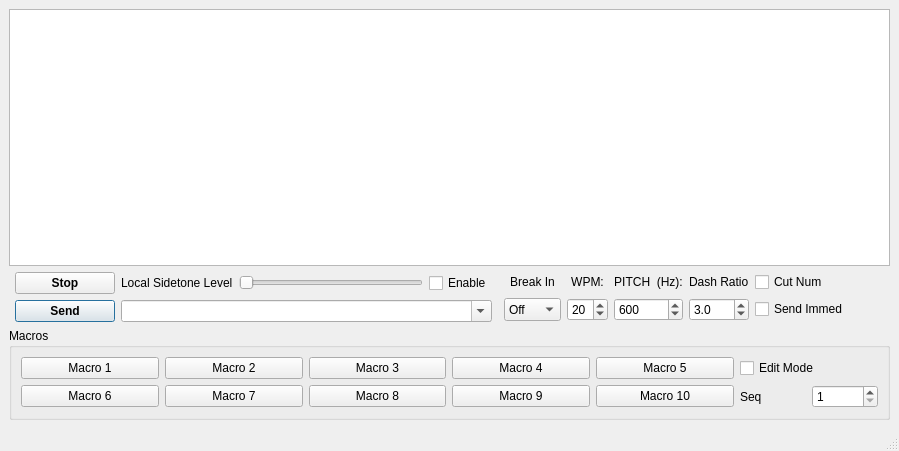
The window that cwsender.ui (adecarolis/wfweb) describes before a commit, drawn with Qt 5.
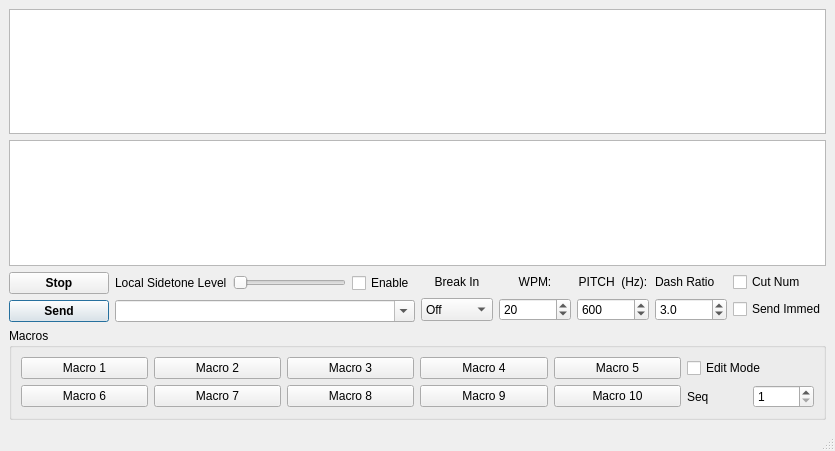
The same window after the commit.

Commit message: Add TS-890 LAN mode (no audio yet)

```diff
--- a/cwsender.ui
+++ b/cwsender.ui
@@ -18,150 +18,19 @@
   </property>
   <widget class="QWidget" name="centralwidget">
    <layout class="QGridLayout" name="gridLayout">
-    <item row="4" column="0" colspan="12">
-     <widget class="QGroupBox" name="groupBox">
-      <property name="title">
-       <string>Macros</string>
-      </property>
-      <layout class="QGridLayout" name="gridLayout_2">
-       <item row="0" column="4">
-        <widget class="QPushButton" name="macro5btn">
-         <property name="toolTip">
-          <string>Macro Access Button</string>
-         </property>
-         <property name="text">
-          <string>Macro 5</string>
-         </property>
-        </widget>
-       </item>
-       <item row="0" column="1">
-        <widget class="QPushButton" name="macro2btn">
-         <property name="toolTip">
-          <string>Macro Access Button</string>
-         </property>
-         <property name="text">
-          <string>Macro 2</string>
-         </property>
-        </widget>
-       </item>
-       <item row="0" column="3">
-        <widget class="QPushButton" name="macro4btn">
-         <property name="toolTip">
-          <string>Macro Access Button</string>
-         </property>
-         <property name="text">
-          <string>Macro 4</string>
-         </property>
-        </widget>
-       </item>
-       <item row="0" column="5">
-        <widget class="QCheckBox" name="macroEditChk">
-         <property name="toolTip">
-          <string>Check this box to enter edit mode, where you can then press the macro buttons to edit the macros.</string>
-         </property>
-         <property name="text">
-          <string>Edit Mode</string>
-         </property>
-        </widget>
-       </item>
        <item row="1" column="1">
-        <widget class="QPushButton" name="macro7btn">
-         <property name="toolTip">
-          <string>Macro Access Button</string>
-         </property>
-         <property name="text">
-          <string>Macro 7</string>
-         </property>
-        </widget>
-       </item>
-       <item row="0" column="2">
-        <widget class="QPushButton" name="macro3btn">
-         <property name="toolTip">
-          <string>Macro Access Button</string>
-         </property>
-         <property name="text">
-          <string>Macro 3</string>
-         </property>
-        </widget>
-       </item>
-       <item row="1" column="0">
-        <widget class="QPushButton" name="macro6btn">
-         <property name="toolTip">
-          <string>Macro Access Button</string>
-         </property>
-         <property name="text">
-          <string>Macro 6</string>
-         </property>
-        </widget>
-       </item>
-       <item row="1" column="4">
-        <widget class="QPushButton" name="macro10btn">
-         <property name="toolTip">
-          <string>Macro Access Button</string>
-         </property>
-         <property name="text">
-          <string>Macro 10</string>
-         </property>
-        </widget>
-       </item>
-       <item row="1" column="3">
-        <widget class="QPushButton" name="macro9btn">
-         <property name="toolTip">
-          <string>Macro Access Button</string>
-         </property>
-         <property name="text">
-          <string>Macro 9</string>
-         </property>
-        </widget>
-       </item>
-       <item row="1" column="2">
-        <widget class="QPushButton" name="macro8btn">
-         <property name="toolTip">
-          <string>Macro Access Button</string>
-         </property>
-         <property name="text">
-          <string>Macro 8</string>
-         </property>
-        </widget>
-       </item>
-       <item row="0" column="0">
-        <widget class="QPushButton" name="macro1btn">
-         <property name="toolTip">
-          <string>Macro Access Button</string>
-         </property>
-         <property name="text">
-          <string>Macro 1</string>
-         </property>
-        </widget>
-       </item>
-       <item row="1" column="5">
-        <layout class="QHBoxLayout" name="horizontalLayout">
+     <layout class="QVBoxLayout" name="verticalLayout_7">
          <item>
-          <widget class="QLabel" name="label_3">
-           <property name="text">
-            <string>Seq</string>
-           </property>
-          </widget>
-         </item>
-         <item>
-          <widget class="QSpinBox" name="sequenceSpin">
-           <property name="toolTip">
-            <string>&lt;html&gt;&lt;head/&gt;&lt;body&gt;&lt;p&gt;Sequence number, for contests. &lt;/p&gt;&lt;p&gt;Substitute &amp;quot;%1&amp;quot; in your macro text to use it. &lt;/p&gt;&lt;/body&gt;&lt;/html&gt;</string>
-           </property>
-           <property name="minimum">
-            <number>1</number>
-           </property>
-           <property name="maximum">
-            <number>99999</number>
-           </property>
-          </widget>
-         </item>
-        </layout>
-       </item>
-      </layout>
-     </widget>
-    </item>
-    <item row="0" column="0" colspan="12">
+       <widget class="QPlainTextEdit" name="receiveText">
+        <property name="undoRedoEnabled">
+         <bool>false</bool>
+        </property>
+        <property name="readOnly">
+         <bool>true</bool>
+        </property>
+       </widget>
+      </item>
+      <item>
      <widget class="QPlainTextEdit" name="transcriptText">
       <property name="focusPolicy">
        <enum>Qt::FocusPolicy::NoFocus</enum>
@@ -177,7 +46,9 @@
       </property>
      </widget>
     </item>
-    <item row="1" column="1">
+      <item>
+       <layout class="QHBoxLayout" name="horizontalLayout_7">
+        <item>
      <layout class="QVBoxLayout" name="verticalLayout">
       <property name="leftMargin">
        <number>0</number>
@@ -310,7 +181,7 @@
       </item>
      </layout>
     </item>
-    <item row="1" column="3" colspan="2">
+        <item>
      <layout class="QGridLayout" name="gridLayout_3">
       <property name="sizeConstraint">
        <enum>QLayout::SizeConstraint::SetMinimumSize</enum>
@@ -464,6 +335,153 @@
        </widget>
       </item>
      </layout>
+        </item>
+       </layout>
+      </item>
+     </layout>
+    </item>
+    <item row="3" column="1">
+     <widget class="QGroupBox" name="groupBox">
+      <property name="title">
+       <string>Macros</string>
+      </property>
+      <layout class="QGridLayout" name="gridLayout_2">
+       <item row="0" column="4">
+        <widget class="QPushButton" name="macro5btn">
+         <property name="toolTip">
+          <string>Macro Access Button</string>
+         </property>
+         <property name="text">
+          <string>Macro 5</string>
+         </property>
+        </widget>
+       </item>
+       <item row="0" column="5">
+        <widget class="QCheckBox" name="macroEditChk">
+         <property name="toolTip">
+          <string>Check this box to enter edit mode, where you can then press the macro buttons to edit the macros.</string>
+         </property>
+         <property name="text">
+          <string>Edit Mode</string>
+         </property>
+        </widget>
+       </item>
+       <item row="0" column="1">
+        <widget class="QPushButton" name="macro2btn">
+         <property name="toolTip">
+          <string>Macro Access Button</string>
+         </property>
+         <property name="text">
+          <string>Macro 2</string>
+         </property>
+        </widget>
+       </item>
+       <item row="0" column="2">
+        <widget class="QPushButton" name="macro3btn">
+         <property name="toolTip">
+          <string>Macro Access Button</string>
+         </property>
+         <property name="text">
+          <string>Macro 3</string>
+         </property>
+        </widget>
+       </item>
+       <item row="1" column="3">
+        <widget class="QPushButton" name="macro9btn">
+         <property name="toolTip">
+          <string>Macro Access Button</string>
+         </property>
+         <property name="text">
+          <string>Macro 9</string>
+         </property>
+        </widget>
+       </item>
+       <item row="1" column="2">
+        <widget class="QPushButton" name="macro8btn">
+         <property name="toolTip">
+          <string>Macro Access Button</string>
+         </property>
+         <property name="text">
+          <string>Macro 8</string>
+         </property>
+        </widget>
+       </item>
+       <item row="1" column="0">
+        <widget class="QPushButton" name="macro6btn">
+         <property name="toolTip">
+          <string>Macro Access Button</string>
+         </property>
+         <property name="text">
+          <string>Macro 6</string>
+         </property>
+        </widget>
+       </item>
+       <item row="1" column="4">
+        <widget class="QPushButton" name="macro10btn">
+         <property name="toolTip">
+          <string>Macro Access Button</string>
+         </property>
+         <property name="text">
+          <string>Macro 10</string>
+         </property>
+        </widget>
+       </item>
+       <item row="0" column="3">
+        <widget class="QPushButton" name="macro4btn">
+         <property name="toolTip">
+          <string>Macro Access Button</string>
+         </property>
+         <property name="text">
+          <string>Macro 4</string>
+         </property>
+        </widget>
+       </item>
+       <item row="1" column="1">
+        <widget class="QPushButton" name="macro7btn">
+         <property name="toolTip">
+          <string>Macro Access Button</string>
+         </property>
+         <property name="text">
+          <string>Macro 7</string>
+         </property>
+        </widget>
+       </item>
+       <item row="0" column="0">
+        <widget class="QPushButton" name="macro1btn">
+         <property name="toolTip">
+          <string>Macro Access Button</string>
+         </property>
+         <property name="text">
+          <string>Macro 1</string>
+         </property>
+        </widget>
+       </item>
+       <item row="1" column="5">
+        <layout class="QHBoxLayout" name="horizontalLayout">
+         <item>
+          <widget class="QLabel" name="label_3">
+           <property name="text">
+            <string>Seq</string>
+           </property>
+          </widget>
+         </item>
+         <item>
+          <widget class="QSpinBox" name="sequenceSpin">
+           <property name="toolTip">
+            <string>&lt;html&gt;&lt;head/&gt;&lt;body&gt;&lt;p&gt;Sequence number, for contests. &lt;/p&gt;&lt;p&gt;Substitute &amp;quot;%1&amp;quot; in your macro text to use it. &lt;/p&gt;&lt;/body&gt;&lt;/html&gt;</string>
+           </property>
+           <property name="minimum">
+            <number>1</number>
+           </property>
+           <property name="maximum">
+            <number>99999</number>
+           </property>
+          </widget>
+         </item>
+        </layout>
+       </item>
+      </layout>
+     </widget>
     </item>
    </layout>
   </widget>
```
Lines whose indentation alone changed are shown as unchanged. The commit also changes 28 other files.
